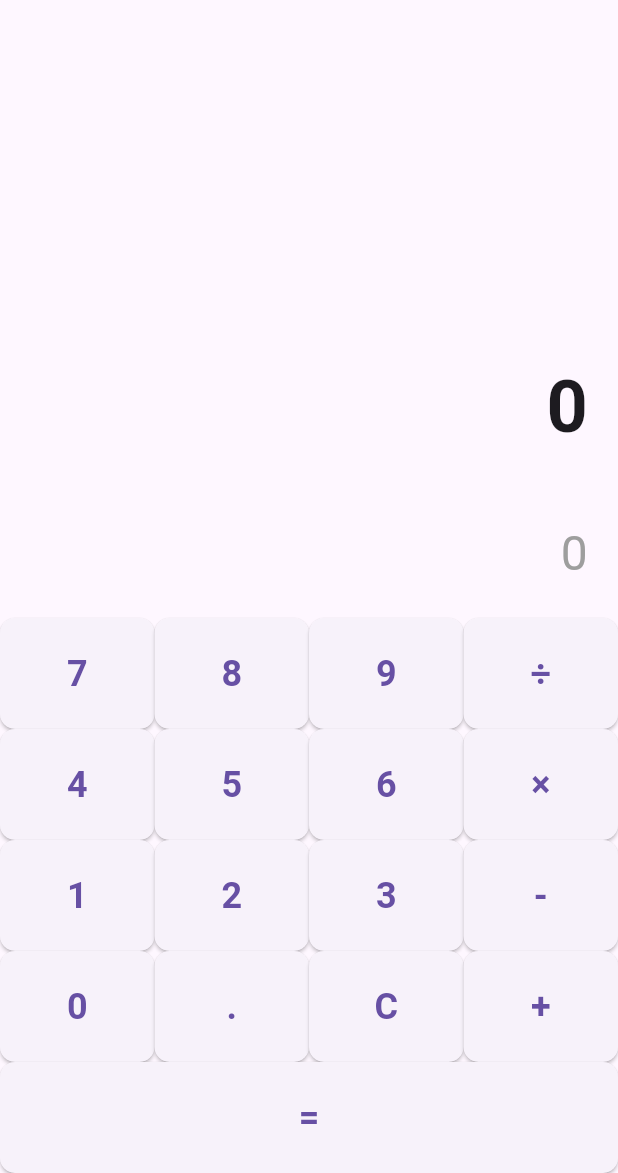
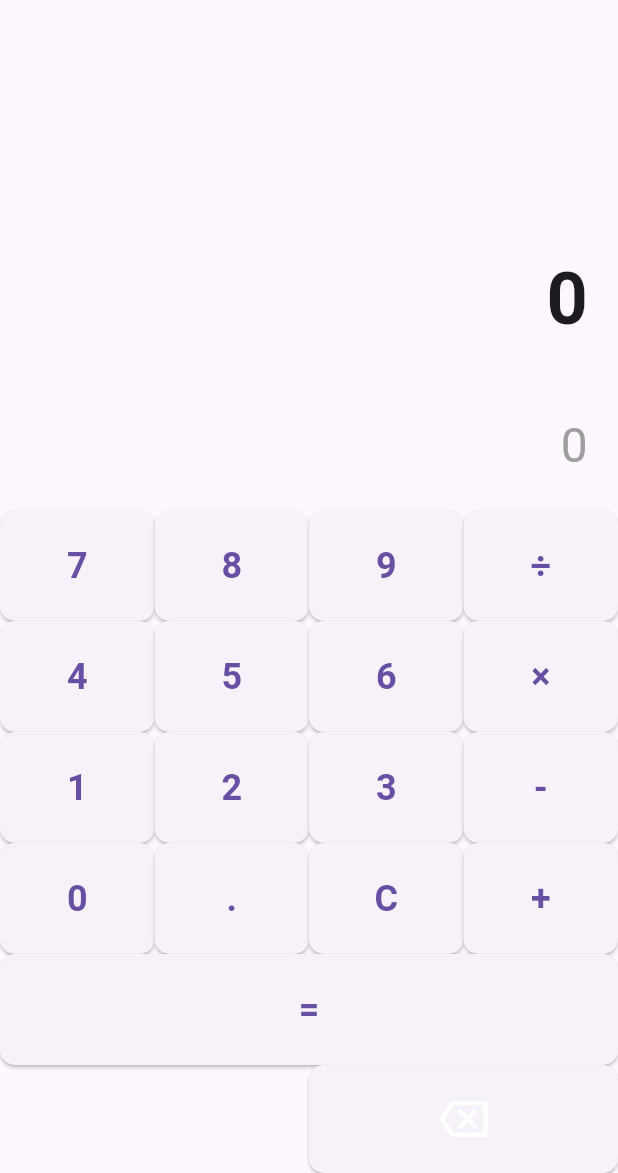
Before and after one commit to sagardhadke/mycal, a Flutter app: the screen it shows after launch, on a phone screen of 412 x 824 dp, the part 63-1236 px from its top. Run offline on Flutter 3.47's test engine with Material 3 defaults, Android fonts, the phone set to English and light mode, and no system bars.

Commit message:
add back

```diff
--- a/lib/main.dart
+++ b/lib/main.dart
@@ -60,6 +60,16 @@ class _CalculatorScreenState extends State<CalculatorScreen> {
         } else {
           display += value; // Append the value to the display
         }
+      }
+    });
+  }
+
+  void backspace() {
+    setState(() {
+      if (display.length > 1) {
+        display = display.substring(0, display.length - 1);
+      } else {
+        display = '0'; // Reset to '0' if nothing is left
       }
     });
   }
@@ -184,6 +194,30 @@ class _CalculatorScreenState extends State<CalculatorScreen> {
               ),
             ],
           ),
+          // Row for the backspace button
+          Row(
+            children: [
+              Expanded(
+                child: Container(), // Empty to take up space on the left side
+              ),
+              Expanded(
+                child: ElevatedButton(
+                  style: ElevatedButton.styleFrom(
+                    padding: EdgeInsets.all(20),
+                    shape: RoundedRectangleBorder(
+                      borderRadius: BorderRadius.circular(10),
+                    ),
+                  ),
+                  onPressed: backspace,
+                  child: Icon(
+                    Icons.backspace_outlined,
+                    size: 32,
+                    color: Colors.white,
+                  ),
+                ),
+              ),
+            ],
+          ),
         ],
       ),
     );
```
